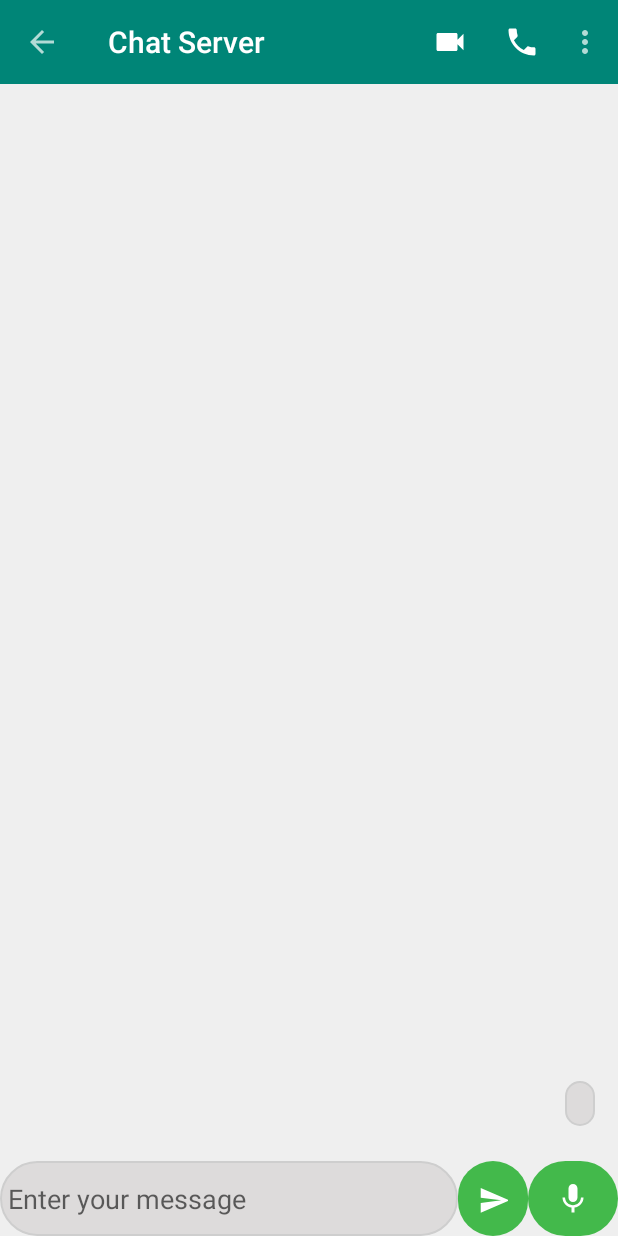
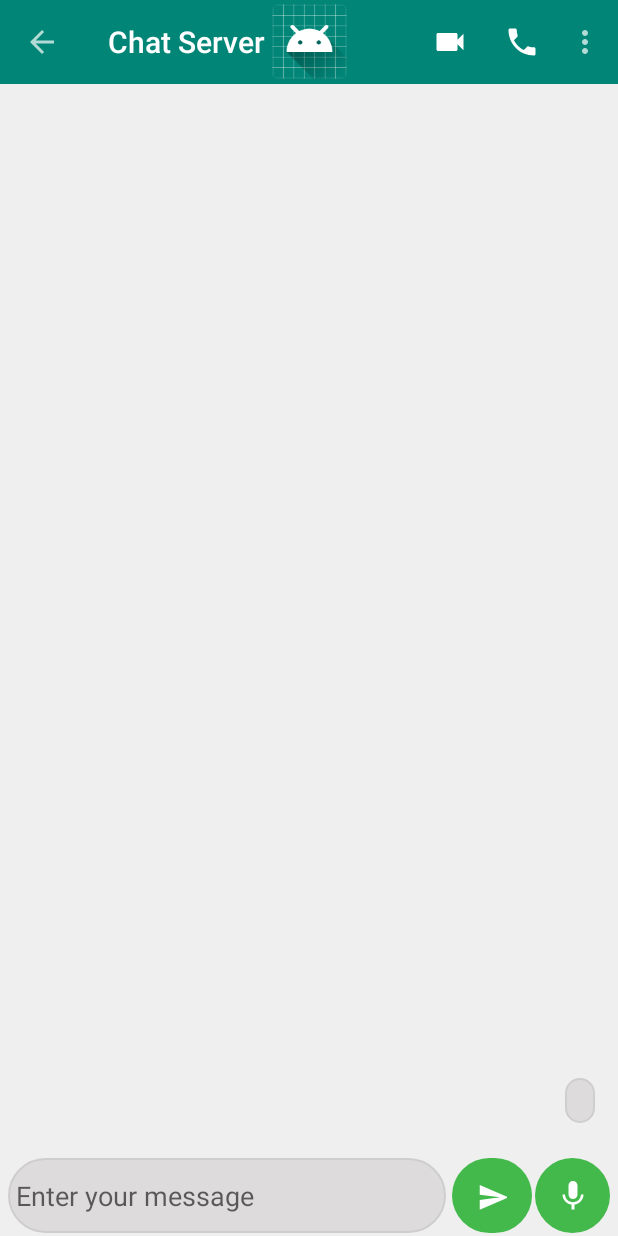
Before and after one commit to mayursp/ANNP_PROJECT_ANDROID, an Android app: the ChatScreen screen opened directly, with no data from a screen before it, after a tap on an icon or button, on a phone screen of 412 x 824 dp. Run offline under Robolectric (Android 15) with nearby library versions, the phone set to English and light mode, and no system bars.

Commit message:
basic GUI completed

```diff
--- a/app/src/main/AndroidManifest.xml
+++ b/app/src/main/AndroidManifest.xml
@@ -9,7 +9,8 @@
         android:roundIcon="@mipmap/ic_launcher_main_round"
         android:supportsRtl="true"
         android:theme="@style/AppTheme">
-        <activity android:name=".ChatScreen"></activity>
+        <activity android:name=".LoginActivity"></activity>
+        <activity android:name=".ChatScreen" />
         <activity android:name=".SettingScreen" />
         <activity android:name=".MainScreen" />
         <activity android:name=".SplashScreen">
--- a/app/src/main/java/com/example/chatserver/SplashScreen.java
+++ b/app/src/main/java/com/example/chatserver/SplashScreen.java
@@ -19,6 +19,6 @@ public class SplashScreen extends AppCompatActivity {
                 finish();
             }
 
-        },1000);
+        },400);
     }
 }
--- a/app/src/main/res/layout/activity_chat_screen.xml
+++ b/app/src/main/res/layout/activity_chat_screen.xml
@@ -22,11 +22,11 @@
         app:navigationIcon="?attr/homeAsUpIndicator">
 
 
-    <!--<ImageView-->
-        <!--android:id="@+id/userimage"-->
-        <!--android:layout_width="50dp"-->
-        <!--android:layout_height="50dp"-->
-        <!--app:srcCompat="@mipmap/ic_launcher_round" />-->
+    <ImageView
+        android:id="@+id/userimage"
+        android:layout_width="50dp"
+        android:layout_height="50dp"
+        app:srcCompat="@mipmap/ic_launcher_round" />
 
     </android.support.v7.widget.Toolbar>
 
@@ -45,10 +45,14 @@
         android:layout_width="match_parent"
         android:layout_height="wrap_content"
         android:orientation="horizontal"
-        android:weightSum="3">
+        android:weightSum="3"
+        android:layout_marginBottom="2sp"
+        >
 
         <EditText
             android:id="@+id/msg"
+            android:layout_marginLeft="5sp"
+            android:layout_marginRight="2sp"
             android:hint="Enter your message"
             android:layout_width="match_parent"
             android:padding="5dp"
@@ -58,8 +62,9 @@
 
         <ImageButton
             android:id="@+id/send"
+            android:layout_marginLeft="2sp"
             android:layout_gravity="center"
-            android:layout_width="100dp"
+            android:layout_width="110dp"
             android:layout_height="50dp"
             android:layout_weight="1"
             android:text="Send"
@@ -68,8 +73,10 @@
 
         <ImageButton
             android:id="@+id/audio"
+            android:layout_marginLeft="2sp"
+            android:layout_marginRight="5sp"
             android:layout_gravity="center"
-            android:layout_width="60dp"
+            android:layout_width="50dp"
             android:layout_height="50dp"
             android:layout_weight="1"
             android:text="Send"
@@ -80,58 +87,3 @@
     </LinearLayout>
 
 </LinearLayout>
-<!--<RelativeLayout xmlns:android="http://schemas.android.com/apk/res/android"-->
-    <!--android:layout_width="match_parent"-->
-    <!--android:layout_height="match_parent"-->
-    <!--xmlns:app="http://schemas.android.com/apk/res-auto">-->
-
-    <!--<android.support.v7.widget.Toolbar-->
-        <!--android:id="@+id/toolbar"-->
-        <!--android:layout_width="match_parent"-->
-        <!--android:layout_height="wrap_content"-->
-        <!--android:layout_alignParentTop="true"-->
-        <!--android:layout_centerHorizontal="true"-->
-        <!--android:background="?attr/colorPrimary"-->
-        <!--android:minHeight="?attr/actionBarSize"-->
-        <!--app:popupTheme="@style/ThemeOverlay.AppCompat.Light"-->
-        <!--app:theme="@style/ThemeOverlay.AppCompat.Dark" />-->
-
-    <!--<TextView-->
-        <!--android:id="@+id/txtConatctName"-->
-        <!--android:layout_width="wrap_content"-->
-        <!--android:layout_height="wrap_content"-->
-        <!--android:layout_margin="5dp"-->
-        <!--android:text="Fixed Header"-->
-        <!--android:textColor="#000"-->
-        <!--android:textSize="20sp"-->
-        <!--android:layout_below="@+id/toolbar"/>-->
-
-    <!--&lt;!&ndash; Footer aligned to bottom &ndash;&gt;-->
-    <!--<LinearLayout-->
-        <!--android:id="@+id/footer"-->
-        <!--android:layout_width="match_parent"-->
-        <!--android:layout_height="wrap_content"-->
-        <!--android:layout_alignParentBottom="true"-->
-        <!--android:gravity="center">-->
-
-        <!--<EditText-->
-            <!--android:id="@+id/txtmessagebox"-->
-            <!--android:layout_width="wrap_content"-->
-            <!--android:layout_height="match_parent"-->
-            <!--android:layout_margin="4dp"-->
-            <!--android:hint="Type a Message.."-->
-            <!--android:textColor="#000"-->
-            <!--android:textSize="20sp"-->
-            <!--android:background="@drawable/textbox"/>-->
-
-        <!--<Button-->
-            <!--android:id="@+id/button"-->
-            <!--android:layout_width="wrap_content"-->
-            <!--android:layout_height="wrap_content"-->
-            <!--android:layout_toRightOf="@id/txtmessagebox"-->
-            <!--android:drawableTop="@drawable/ic_send_black_24dp"-->
-            <!--android:background="@drawable/button"/>-->
-
-    <!--</LinearLayout>-->
-
-<!--</RelativeLayout>-->
```
Also changed, not shown: app/src/main/java/com/example/chatserver/LoginActivity.java (added, +109 -0 lines), app/src/main/res/layout/activity_login.xml (added, +45 -0 lines), app/src/main/res/values/strings.xml (+7 -0 lines).
